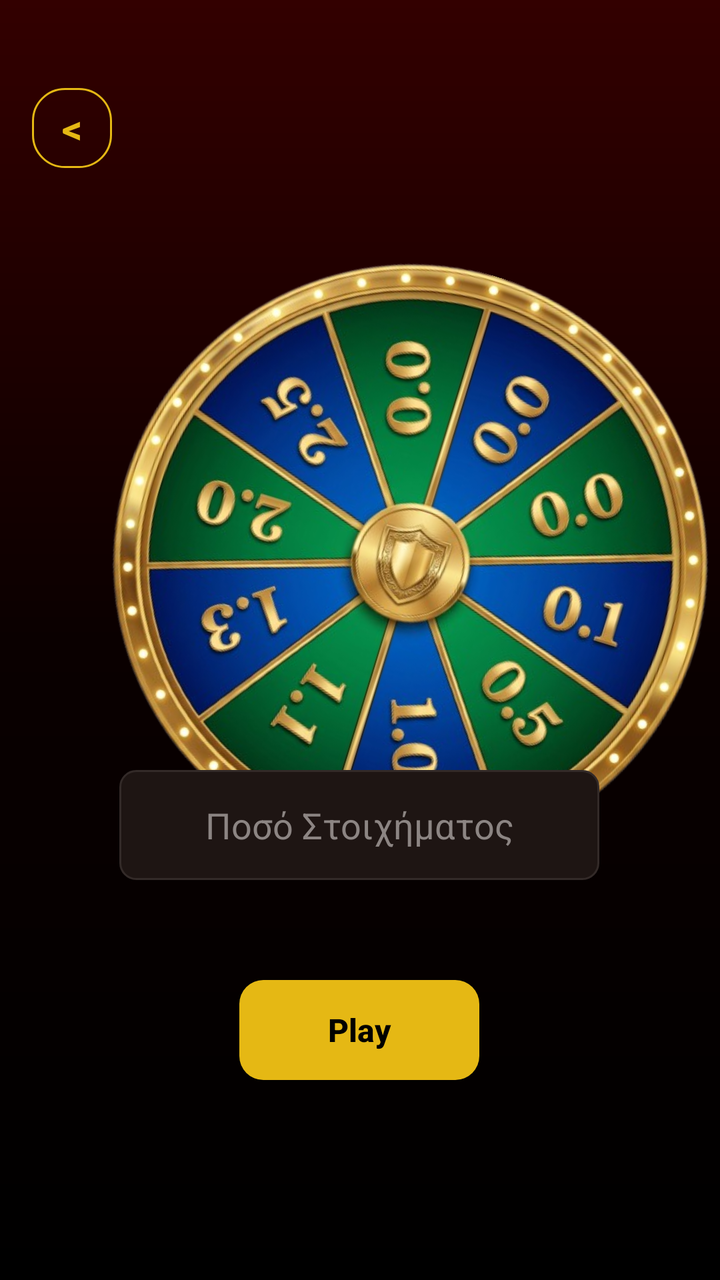
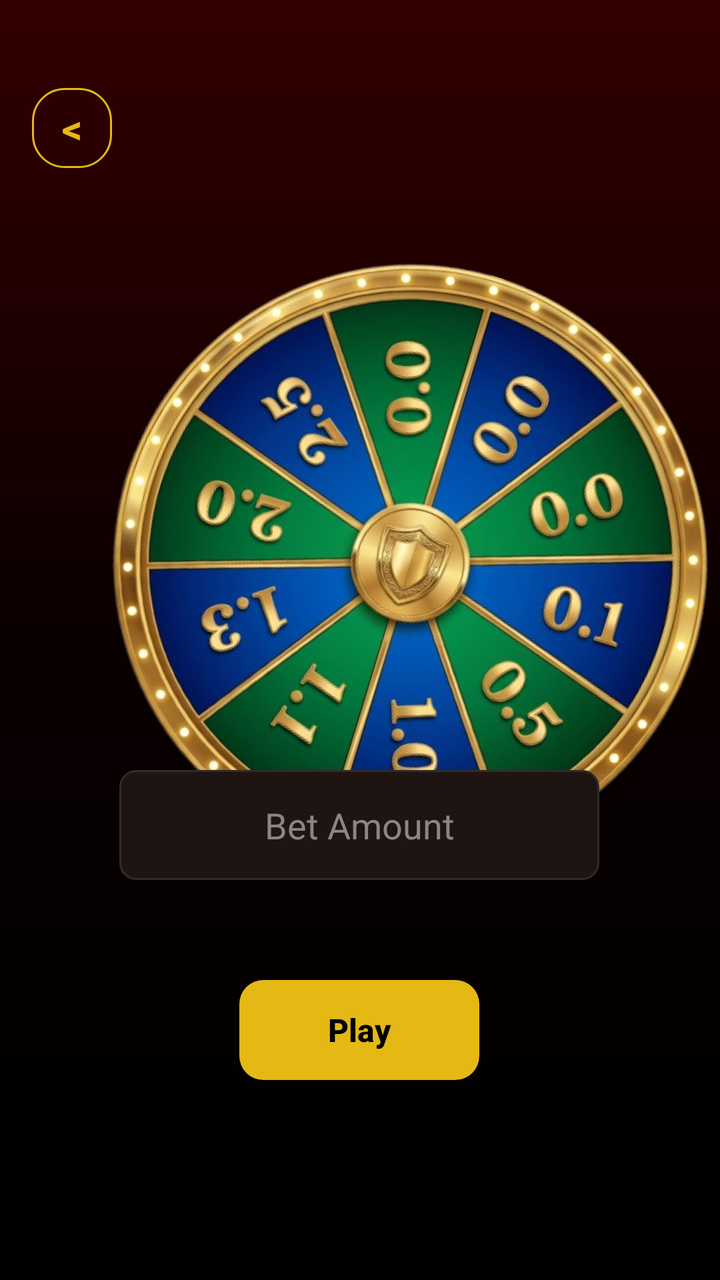

Before-and-after screenshots of an Android layout around one commit, followed by the original layout XML and the change that was made.
<!-- AndroidManifest.xml: application theme CustomTheme -->
<!-- res/layout/activity_play_page.xml -->
<?xml version="1.0" encoding="utf-8"?>
<androidx.constraintlayout.widget.ConstraintLayout xmlns:android="http://schemas.android.com/apk/res/android"
    xmlns:app="http://schemas.android.com/apk/res-auto"
    xmlns:tools="http://schemas.android.com/tools"
    android:id="@+id/main"
    android:layout_width="match_parent"
    android:layout_height="match_parent"
    android:background="@drawable/bg_gradient"
    tools:context=".PlayPage.PlayPage">


    <ImageView
        android:id="@+id/ivWheel"
        android:layout_width="300dp"
        android:layout_height="300dp"
        android:layout_marginStart="55dp"
        android:layout_marginTop="132dp"
        android:layout_marginEnd="56dp"
        android:rotation="17"
        app:layout_constraintEnd_toEndOf="parent"
        app:layout_constraintHorizontal_bias="0.0"
        app:layout_constraintStart_toStartOf="parent"
        app:layout_constraintTop_toTopOf="parent"
        app:srcCompat="@drawable/wheel1" />

    <ImageView
        android:id="@+id/ivTarget"
        android:layout_width="50dp"
        android:layout_height="50dp"
        android:layout_marginStart="181dp"
        android:layout_marginTop="80dp"
        android:layout_marginEnd="181dp"
        app:layout_constraintEnd_toEndOf="parent"
        app:layout_constraintHorizontal_bias="1.0"
        app:layout_constraintStart_toStartOf="parent"
        app:layout_constraintTop_toTopOf="parent"
        app:srcCompat="@drawable/arrow" />

    <TextView
        android:id="@+id/BackPlayPage"
        android:layout_width="40dp"
        android:layout_height="40dp"
        android:layout_marginTop="44dp"
        android:layout_marginStart="16dp"
        android:background="@drawable/bg_container_border"
        android:gravity="center"
        android:text="&lt;"
        android:textColor="@color/gold"
        android:textSize="20sp"
        android:textStyle="bold"
        app:layout_constraintStart_toStartOf="parent"
        app:layout_constraintTop_toTopOf="parent" />

    <androidx.appcompat.widget.AppCompatButton
        android:id="@+id/playGame"
        android:layout_width="120dp"
        android:layout_height="50dp"
        android:layout_marginBottom="100dp"
        android:background="@drawable/bg_button"
        android:text="Play"
        android:textAllCaps="false"
        android:textColor="@android:color/black"
        android:textSize="16sp"
        android:textStyle="bold"
        app:layout_constraintBottom_toBottomOf="parent"
        app:layout_constraintEnd_toEndOf="parent"
        app:layout_constraintHorizontal_bias="0.498"
        app:layout_constraintStart_toStartOf="parent"
        app:layout_constraintTop_toBottomOf="@+id/addBet"
        app:layout_constraintVertical_bias="1.0" />

    <EditText
        android:id="@+id/addBet"
        android:layout_width="240dp"
        android:layout_height="55dp"
        android:layout_marginBottom="200dp"
        android:background="@drawable/bg_input"
        android:ems="10"
        android:gravity="center"
        android:hint="Ποσό Στοιχήματος"
        android:inputType="numberDecimal"
        android:paddingHorizontal="16dp"
        android:textColor="@android:color/white"
        android:textColorHint="@color/text_gray"
        app:layout_constraintBottom_toBottomOf="parent"
        app:layout_constraintEnd_toEndOf="parent"
        app:layout_constraintHorizontal_bias="0.497"
        app:layout_constraintStart_toStartOf="parent" />


</androidx.constraintlayout.widget.ConstraintLayout>
<!-- resources referenced by this layout -->
<resources>
  <color name="gold">#E5B814</color>
  <color name="text_gray">#8C8583</color>
  <!-- drawable arrow: png bitmap (drawable, 156711 bytes) -->
  <!-- drawable bg_button (drawable) -->
  <?xml version="1.0" encoding="utf-8"?>
  <shape xmlns:android="http://schemas.android.com/apk/res/android" android:shape="rectangle">
      <solid android:color="@color/gold"/>
      <corners android:radius="12dp"/>
  </shape>
  <!-- drawable bg_container_border (drawable) -->
  <?xml version="1.0" encoding="utf-8"?>
  <shape xmlns:android="http://schemas.android.com/apk/res/android" android:shape="rectangle">
      <solid android:color="@android:color/transparent"/>
      <stroke android:width="1dp" android:color="@color/gold"/>
      <corners android:radius="16dp"/>
  </shape>
  <!-- drawable bg_gradient (drawable) -->
  <?xml version="1.0" encoding="utf-8"?>
  <shape xmlns:android="http://schemas.android.com/apk/res/android" android:shape="rectangle">
      <gradient
          android:startColor="#330000"
          android:centerColor="#0A0000"
          android:endColor="#000000"
          android:type="linear"
          android:angle="270" />
  </shape>
  <!-- drawable bg_input (drawable) -->
  <?xml version="1.0" encoding="utf-8"?>
  <shape xmlns:android="http://schemas.android.com/apk/res/android" android:shape="rectangle">
      <solid android:color="@color/input_bg"/>
      <stroke android:width="1dp" android:color="#332A28"/>
      <corners android:radius="8dp"/>
  </shape>
  <!-- drawable wheel1: png bitmap (drawable, 450904 bytes) -->
  <style name="CustomTheme" parent="Theme.MaterialComponents.Light.NoActionBar">
          <item name="android:windowBackground">@drawable/bg_gradient</item>
          <item name="android:windowFullscreen">true</item>
      </style>
  <color name="input_bg">#1E1513</color>
</resources>

<!-- the commit's change to res/layout/activity_play_page.xml (unified diff, before → after) -->
@@ -77,7 +77,7 @@
         android:background="@drawable/bg_input"
         android:ems="10"
         android:gravity="center"
-        android:hint="Ποσό Στοιχήματος"
+        android:hint="Bet Amount"
         android:inputType="numberDecimal"
         android:paddingHorizontal="16dp"
         android:textColor="@android:color/white"
